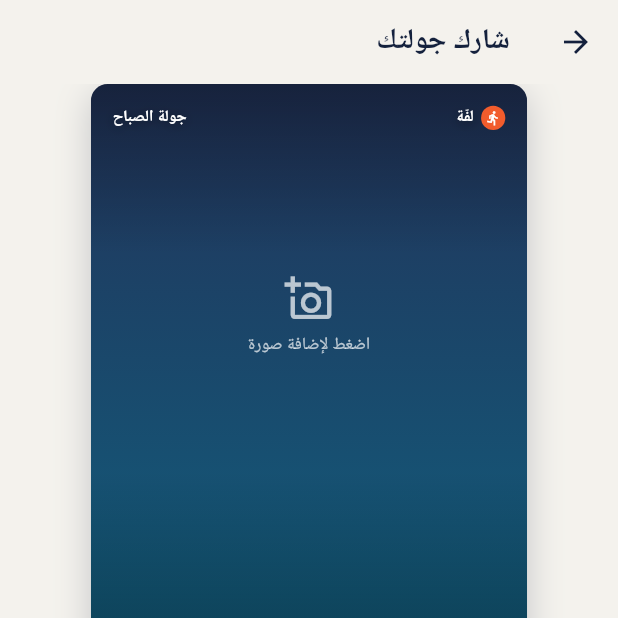
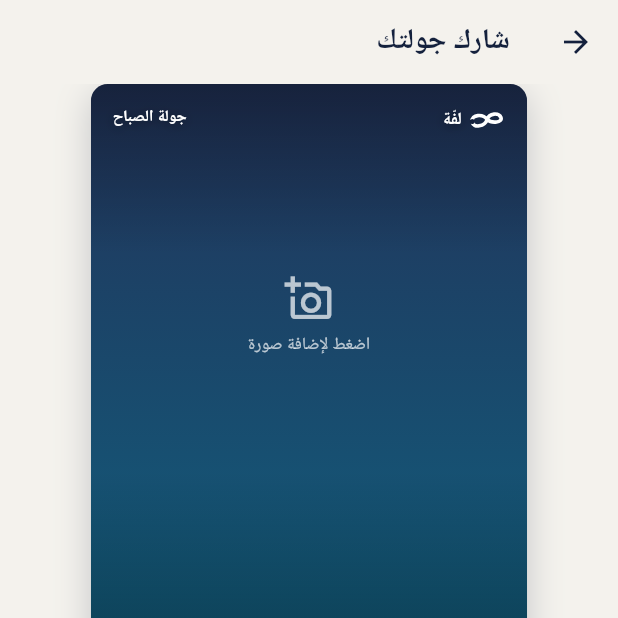
Before and after one commit to marghalani22-ui/jeddah-run, a Flutter app: the ShareScreen screen opened directly with empty values, after a tap on "صورة", on a phone screen of 412 x 824 dp, the top half of it. Run offline on Flutter 3.47's test engine with Material 3 defaults, Android fonts, the phone set to English and light mode, and no system bars; our stand-ins replace cloud_firestore, firebase_auth, firebase_core, flutter_tts, geolocator, google_fonts and 5 more; missing offline and left inert: maplibre_gl; accounts and stored records are empty.

Commit message:
الشعار المعتمد: لفّات بلا نهاية — الأيقونة وشاشة البداية وقوالب المشاركة
Co-Authored-By: Claude Opus 5.5 <noreply@anthropic.com>
Claude-Session: https://claude.ai/code/session_01HrjXuXvf1Y8REjnqvaANig

```diff
--- a/lib/screens/share_screen.dart
+++ b/lib/screens/share_screen.dart
@@ -9,6 +9,7 @@ import 'package:share_plus/share_plus.dart';
 
 import '../state/runs.dart';
 import '../theme/tokens.dart';
+import '../widgets/brand_mark.dart';
 import '../widgets/route_painter.dart';
 
 enum _Tpl { photo, map, sticker, minimal }
@@ -227,15 +228,10 @@ class _Brand extends StatelessWidget {
 
   @override
   Widget build(BuildContext context) => Row(mainAxisSize: MainAxisSize.min, children: [
-        Container(
-          width: 20,
-          height: 20,
-          decoration: const BoxDecoration(color: Brand.coral, shape: BoxShape.circle),
-          child: const Icon(Icons.directions_run, size: 13, color: Colors.white),
-        ),
+        LaffaMark(width: 30, runner: color == Colors.white ? const Color(0xFF14213D) : Colors.white, color: color == Colors.white ? Colors.white : null),
         const SizedBox(width: 6),
         Text('لفّة',
-            style: TextStyle(color: color, fontWeight: FontWeight.w700, fontSize: 13, shadows: shadow ? _shadow : null)),
+            style: TextStyle(color: color, fontWeight: FontWeight.w700, fontSize: 14, shadows: shadow ? _shadow : null)),
       ]);
 }
 
--- /dev/null
+++ b/lib/widgets/brand_mark.dart
@@ -0,0 +1,61 @@
+import 'dart:math' as math;
+
+import 'package:flutter/material.dart';
+
+/// The Laffa mark: an endless running loop (figure eight) in the sunset
+/// gradient, with the runner as a dot at the start of the left lobe.
+class LaffaMark extends StatelessWidget {
+  const LaffaMark({super.key, this.width = 40, this.runner = Colors.white, this.color});
+
+  final double width;
+  final Color? runner;
+
+  /// Solid stroke colour; null draws the sunset gradient.
+  final Color? color;
+
+  @override
+  Widget build(BuildContext context) =>
+      CustomPaint(size: Size(width, width * .75), painter: _MarkPainter(runner, color));
+}
+
+class _MarkPainter extends CustomPainter {
+  _MarkPainter(this.runner, this.color);
+  final Color? runner, color;
+
+  @override
+  void paint(Canvas canvas, Size size) {
+    final k = size.width / 120;
+    canvas.save();
+    canvas.scale(k);
+    canvas.translate(60, 45);
+    canvas.rotate(-8 * math.pi / 180);
+    canvas.translate(-60, -45);
+    final path = Path()
+      ..moveTo(60, 45)
+      ..cubicTo(50, 25, 10, 20, 10, 45)
+      ..cubicTo(10, 70, 50, 66, 60, 45)
+      ..cubicTo(70, 24, 102, 28, 106, 45)
+      ..cubicTo(110, 62, 74, 62, 60, 45)
+      ..close();
+    final stroke = Paint()
+      ..style = PaintingStyle.stroke
+      ..strokeWidth = 12
+      ..strokeJoin = StrokeJoin.round
+      ..strokeCap = StrokeCap.round;
+    if (color != null) {
+      stroke.color = color!;
+    } else {
+      stroke.shader = const LinearGradient(
+        begin: Alignment.topRight,
+        end: Alignment.bottomLeft,
+        colors: [Color(0xFFF25C2C), Color(0xFFFFB81C)],
+      ).createShader(const Rect.fromLTWH(0, 0, 120, 90));
+    }
+    canvas.drawPath(path, stroke);
+    if (runner != null) canvas.drawCircle(const Offset(10, 45), 8, Paint()..color = runner!);
+    canvas.restore();
+  }
+
+  @override
+  bool shouldRepaint(_MarkPainter o) => o.runner != runner || o.color != color;
+}
```
Also changed, not shown: assets/store-icon-512.png, 19 other files.
